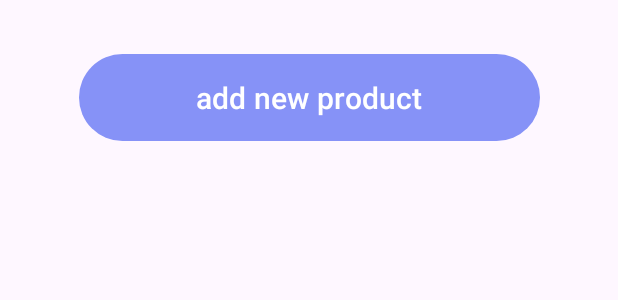
After one commit to LoransMubariky/Loransproject, an Android app: the layout activity_show_product.xml on its own in the app's theme, with its tools: preview values and no code run, on a phone screen of 412 x 824 dp. The commit adds this screen. Shown: the top 300 px of the screen. Run offline under Robolectric (Android 15) with nearby library versions, the phone set to English and light mode, and no system bars.

Commit message:
prouduct add

```diff
--- a/app/src/main/java/com/example/loransmubarikyproj/Class/Product.java
+++ b/app/src/main/java/com/example/loransmubarikyproj/Class/Product.java
@@ -31,6 +31,7 @@ public class Product implements SqlInterface {
 
     }
     public Product(Product p){
+        pid = p.getPid();
         this.saleprice=p.getSaleprice();
         this.buyprice=p.getBuyprice();
         this.prodname=p.getProdname();
@@ -88,7 +89,7 @@ public class Product implements SqlInterface {
         values.put(COLUMN_PRODUCT_BUYPRICE, buyprice);
         values.put(COLUMN_PRODUCT_SALEPRICE, saleprice);
         values.put(COLUMN_PRODUCT_COLOR, color);
-        values.put(COLUMN_PRODUCT_IMAGE, imageByte.toString());
+        values.put(COLUMN_PRODUCT_IMAGE, imageByte);
 // Which row to update, based on the title
         String selection = BaseColumns._ID + " LIKE ?";
         String[] selectionArgs = { id+"" };
@@ -207,6 +208,8 @@ public class Product implements SqlInterface {
     public void setImageByte(byte[] imageByte) {
         this.imageByte = imageByte;
     }
+    @Override
+    public String toString(){return prodname; }
 
     //endregion
 }
--- a/app/src/main/java/com/example/loransmubarikyproj/DataBase/DBHelper.java
+++ b/app/src/main/java/com/example/loransmubarikyproj/DataBase/DBHelper.java
@@ -28,7 +28,7 @@ public  class DBHelper {
 
         @Override
         public void onCreate(SQLiteDatabase sqLiteDatabase) {
-            sqLiteDatabase.execSQL(SQL_CREATE_PRODUCT);
+            //sqLiteDatabase.execSQL(SQL_CREATE_PRODUCT);
 
         }
 
--- a/app/src/main/java/com/example/loransmubarikyproj/MainActivity.java
+++ b/app/src/main/java/com/example/loransmubarikyproj/MainActivity.java
@@ -15,6 +15,7 @@ import android.widget.TextView;
 import android.widget.Toast;
 
 import com.example.loransmubarikyproj.Admin.AddProduct;
+import com.example.loransmubarikyproj.Admin.ShowProduct;
 import com.example.loransmubarikyproj.User.CartFragment;
 import com.example.loransmubarikyproj.User.HomeFragment;
 import com.example.loransmubarikyproj.User.InfoFragment;
@@ -44,7 +45,7 @@ public class MainActivity extends AppCompatActivity implements NavigationView.On
         FirebaseUser user = fauth.getCurrentUser();
         if(user!=null) {
             if (user.getDisplayName().startsWith("admin:")) {
-                Intent i = new Intent(MainActivity.this, AddProduct.class);
+                Intent i = new Intent(MainActivity.this, ShowProduct.class);
                 startActivity(i);
             }
 
--- /dev/null
+++ b/app/src/main/res/layout/activity_show_product.xml
@@ -0,0 +1,33 @@
+<?xml version="1.0" encoding="utf-8"?>
+<androidx.constraintlayout.widget.ConstraintLayout xmlns:android="http://schemas.android.com/apk/res/android"
+    xmlns:app="http://schemas.android.com/apk/res-auto"
+    xmlns:tools="http://schemas.android.com/tools"
+    android:layout_width="match_parent"
+    android:layout_height="match_parent"
+    android:orientation="vertical">
+
+    <Button
+        android:id="@+id/btAddNewProd"
+        android:layout_width="307dp"
+        android:layout_height="66dp"
+        android:layout_marginStart="50dp"
+        android:layout_marginTop="32dp"
+        android:layout_marginEnd="50dp"
+        android:text="add new product"
+        android:textAlignment="center"
+        android:textSize="20sp"
+        app:layout_constraintEnd_toEndOf="parent"
+        app:layout_constraintStart_toStartOf="parent"
+        app:layout_constraintTop_toTopOf="parent" />
+
+    <ListView
+        android:id="@+id/lvproduct"
+        android:layout_width="414dp"
+        android:layout_height="650dp"
+        android:layout_marginTop="40dp"
+        android:divider="@color/black"
+        android:dividerHeight="2dp"
+        app:layout_constraintEnd_toEndOf="parent"
+        app:layout_constraintTop_toBottomOf="@+id/btAddNewProd" />
+
+</androidx.constraintlayout.widget.ConstraintLayout>
--- a/app/src/main/res/layout/fragment_home.xml
+++ b/app/src/main/res/layout/fragment_home.xml
@@ -5,10 +5,6 @@
     android:layout_height="match_parent"
     tools:context=".User.HomeFragment">
 
-    <!-- TODO: Update blank fragment layout -->
-    <TextView
-        android:layout_width="match_parent"
-        android:layout_height="match_parent"
-        android:text="@string/hello_blank_fragment" />
+
 
 </FrameLayout>
```
Also changed, not shown: app/src/main/AndroidManifest.xml (+8 -1 lines), app/src/main/java/com/example/loransmubarikyproj/Admin/AddProduct.java (+8 -8 lines), app/src/main/java/com/example/loransmubarikyproj/Admin/ListView.java (added, +16 -0 lines), app/src/main/java/com/example/loransmubarikyproj/Admin/ShowProduct.java (added, +105 -0 lines), app/src/main/java/com/example/loransmubarikyproj/Class/ListAdapter.java (added, +49 -0 lines), app/src/main/res/layout/activity_list_view.xml (added, +21 -0 lines), app/src/main/res/layout/listitem.xml (added, +45 -0 lines).
